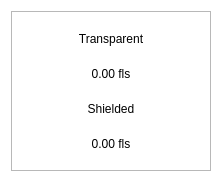
Before: the Qt Designer form src/qt/fls/forms/balancebubble.ui in Liquid369/blank, drawn with Qt 5.
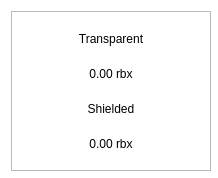
After: the same form once the commit is applied.

What changed in the file:
```diff
--- a/src/qt/fls/forms/balancebubble.ui
+++ b/src/qt/fls/forms/balancebubble.ui
@@ -87,7 +87,7 @@
          <string notr="true"/>
         </property>
         <property name="text">
-         <string>0.00 fls</string>
+         <string>0.00 rbx</string>
         </property>
         <property name="alignment">
          <set>Qt::AlignCenter</set>
@@ -113,7 +113,7 @@
          <string notr="true"/>
         </property>
         <property name="text">
-         <string>0.00 fls</string>
+         <string>0.00 rbx</string>
         </property>
         <property name="alignment">
          <set>Qt::AlignCenter</set>
```
